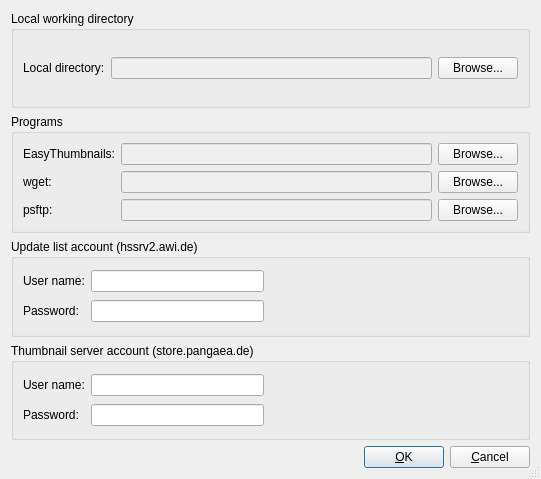
Old version of the form trunk/Forms/SetGlobalOptionsDialog/setglobaloptionsdialog.ui in the repository pangaea-data-publisher/PanUploader.
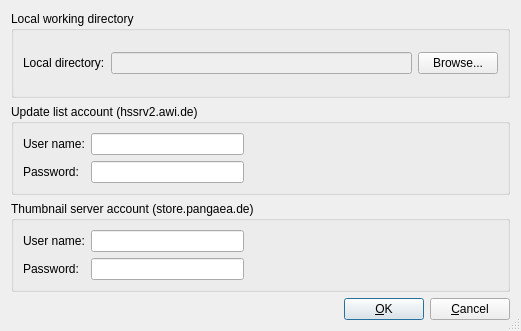
New version of the form.

```diff
--- a/trunk/Forms/SetGlobalOptionsDialog/setglobaloptionsdialog.ui
+++ b/trunk/Forms/SetGlobalOptionsDialog/setglobaloptionsdialog.ui
@@ -6,8 +6,8 @@
    <rect>
     <x>0</x>
     <y>0</y>
-    <width>541</width>
-    <height>479</height>
+    <width>521</width>
+    <height>331</height>
    </rect>
   </property>
   <property name="minimumSize">
@@ -23,89 +23,7 @@
    <bool>true</bool>
   </property>
   <layout class="QGridLayout" name="gridLayout_6">
-   <item row="4" column="0">
-    <layout class="QHBoxLayout">
-     <item>
-      <spacer>
-       <property name="orientation">
-        <enum>Qt::Horizontal</enum>
-       </property>
-       <property name="sizeHint" stdset="0">
-        <size>
-         <width>40</width>
-         <height>20</height>
-        </size>
-       </property>
-      </spacer>
-     </item>
-     <item>
-      <widget class="QPushButton" name="OK_pushButton">
-       <property name="minimumSize">
-        <size>
-         <width>0</width>
-         <height>0</height>
-        </size>
-       </property>
-       <property name="text">
-        <string>&amp;OK</string>
-       </property>
-       <property name="default">
-        <bool>true</bool>
-       </property>
-      </widget>
-     </item>
-     <item>
-      <widget class="QPushButton" name="Cancel_pushButton">
-       <property name="text">
-        <string>&amp;Cancel</string>
-       </property>
-      </widget>
-     </item>
-    </layout>
-   </item>
-   <item row="0" column="0">
-    <widget class="QGroupBox" name="LocalImagesDirectory_groupBox">
-     <property name="title">
-      <string>Local working directory</string>
-     </property>
-     <layout class="QGridLayout" name="gridLayout">
-      <item row="0" column="0">
-       <widget class="QLabel" name="label">
-        <property name="text">
-         <string>Local directory:</string>
-        </property>
-        <property name="buddy">
-         <cstring>WorkingDirectory_lineEdit</cstring>
-        </property>
-       </widget>
-      </item>
-      <item row="0" column="1">
-       <widget class="QLineEdit" name="WorkingDirectory_lineEdit">
-        <property name="enabled">
-         <bool>false</bool>
-        </property>
-        <property name="dragEnabled">
-         <bool>false</bool>
-        </property>
-        <property name="readOnly">
-         <bool>false</bool>
-        </property>
-       </widget>
-      </item>
-      <item row="0" column="2">
-       <widget class="QPushButton" name="browseWorkingDirectory_pushButton">
-        <property name="text">
-         <string>Browse...</string>
-        </property>
-        <property name="autoDefault">
-         <bool>false</bool>
-        </property>
-       </widget>
-      </item>
-     </layout>
-    </widget>
-   </item>
-   <item row="3" column="0">
+   <item row="2" column="0">
     <widget class="QGroupBox" name="ThumbnailServerAccount_groupBox">
      <property name="title">
       <string>Thumbnail server account (store.pangaea.de)</string>
@@ -171,120 +89,6 @@
     </widget>
    </item>
    <item row="1" column="0">
-    <widget class="QGroupBox" name="Programs_groupBox">
-     <property name="title">
-      <string>Programs</string>
-     </property>
-     <layout class="QGridLayout" name="gridLayout_3">
-      <item row="0" column="0">
-       <widget class="QLabel" name="label_6">
-        <property name="text">
-         <string>EasyThumbnails:</string>
-        </property>
-        <property name="buddy">
-         <cstring>EasyThumbnailsProgram_lineEdit</cstring>
-        </property>
-       </widget>
-      </item>
-      <item row="0" column="1">
-       <widget class="QLineEdit" name="EasyThumbnailsProgram_lineEdit">
-        <property name="enabled">
-         <bool>false</bool>
-        </property>
-        <property name="dragEnabled">
-         <bool>false</bool>
-        </property>
-        <property name="readOnly">
-         <bool>false</bool>
-        </property>
-       </widget>
-      </item>
-      <item row="0" column="2">
-       <widget class="QPushButton" name="browseEasyThumbnailsProgram_pushButton">
-        <property name="text">
-         <string>Browse...</string>
-        </property>
-        <property name="autoDefault">
-         <bool>false</bool>
-        </property>
-       </widget>
-      </item>
-      <item row="1" column="0">
-       <widget class="QLabel" name="label_7">
-        <property name="text">
-         <string>wget:</string>
-        </property>
-        <property name="buddy">
-         <cstring>wgetProgram_lineEdit</cstring>
-        </property>
-       </widget>
-      </item>
-      <item row="1" column="1">
-       <widget class="QLineEdit" name="wgetProgram_lineEdit">
-        <property name="enabled">
-         <bool>false</bool>
-        </property>
-        <property name="text">
-         <string/>
-        </property>
-        <property name="dragEnabled">
-         <bool>false</bool>
-        </property>
-        <property name="readOnly">
-         <bool>false</bool>
-        </property>
-       </widget>
-      </item>
-      <item row="1" column="2">
-       <widget class="QPushButton" name="browseWgetProgram_pushButton">
-        <property name="text">
-         <string>Browse...</string>
-        </property>
-        <property name="autoDefault">
-         <bool>false</bool>
-        </property>
-       </widget>
-      </item>
-      <item row="2" column="1">
-       <widget class="QLineEdit" name="psftpProgram_lineEdit">
-        <property name="enabled">
-         <bool>false</bool>
-        </property>
-        <property name="text">
-         <string/>
-        </property>
-        <property name="dragEnabled">
-         <bool>false</bool>
-        </property>
-        <property name="readOnly">
-         <bool>false</bool>
-        </property>
-       </widget>
-      </item>
-      <item row="2" column="2">
-       <widget class="QPushButton" name="browsePSftpProgram_pushButton">
-        <property name="text">
-         <string>Browse...</string>
-        </property>
-        <property name="autoDefault">
-         <bool>false</bool>
-        </property>
-       </widget>
-      </item>
-      <item row="2" column="0">
-       <widget class="QLabel" name="label_8">
-        <property name="text">
-         <string>psftp:</string>
-        </property>
-        <property name="buddy">
-         <cstring>psftpProgram_lineEdit</cstring>
-        </property>
-       </widget>
-      </item>
-     </layout>
-    </widget>
-   </item>
-   <item row="2" column="0">
     <widget class="QGroupBox" name="UpdateListAccount_groupBox">
      <property name="title">
       <string>Update list account (hssrv2.awi.de)</string>
@@ -349,6 +153,88 @@
      </layout>
     </widget>
    </item>
+   <item row="0" column="0">
+    <widget class="QGroupBox" name="LocalImagesDirectory_groupBox">
+     <property name="title">
+      <string>Local working directory</string>
+     </property>
+     <layout class="QGridLayout" name="gridLayout">
+      <item row="0" column="0">
+       <widget class="QLabel" name="label">
+        <property name="text">
+         <string>Local directory:</string>
+        </property>
+        <property name="buddy">
+         <cstring>WorkingDirectory_lineEdit</cstring>
+        </property>
+       </widget>
+      </item>
+      <item row="0" column="1">
+       <widget class="QLineEdit" name="WorkingDirectory_lineEdit">
+        <property name="enabled">
+         <bool>false</bool>
+        </property>
+        <property name="dragEnabled">
+         <bool>false</bool>
+        </property>
+        <property name="readOnly">
+         <bool>false</bool>
+        </property>
+       </widget>
+      </item>
+      <item row="0" column="2">
+       <widget class="QPushButton" name="browseWorkingDirectory_pushButton">
+        <property name="text">
+         <string>Browse...</string>
+        </property>
+        <property name="autoDefault">
+         <bool>false</bool>
+        </property>
+       </widget>
+      </item>
+     </layout>
+    </widget>
+   </item>
+   <item row="3" column="0">
+    <layout class="QHBoxLayout">
+     <item>
+      <spacer>
+       <property name="orientation">
+        <enum>Qt::Horizontal</enum>
+       </property>
+       <property name="sizeHint" stdset="0">
+        <size>
+         <width>40</width>
+         <height>20</height>
+        </size>
+       </property>
+      </spacer>
+     </item>
+     <item>
+      <widget class="QPushButton" name="OK_pushButton">
+       <property name="minimumSize">
+        <size>
+         <width>0</width>
+         <height>0</height>
+        </size>
+       </property>
+       <property name="text">
+        <string>&amp;OK</string>
+       </property>
+       <property name="default">
+        <bool>true</bool>
+       </property>
+      </widget>
+     </item>
+     <item>
+      <widget class="QPushButton" name="Cancel_pushButton">
+       <property name="text">
+        <string>&amp;Cancel</string>
+       </property>
+      </widget>
+     </item>
+    </layout>
+   </item>
   </layout>
  </widget>
  <tabstops>
```
Left out of the diff: 6 changed lines with no effect on the pictures.
